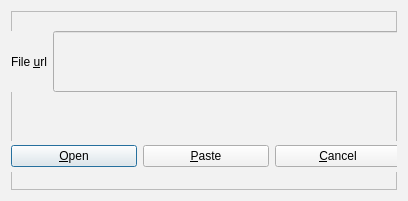
franco-ruggeri/write-together, file src/client/OpenFileUrl.ui: the form before one commit.
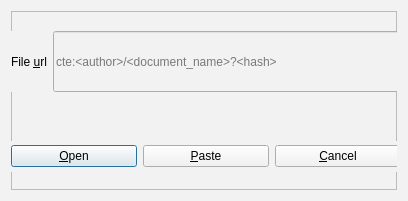
The form after the commit.

What changed in the file:
```diff
--- a/src/client/OpenFileUrl.ui
+++ b/src/client/OpenFileUrl.ui
@@ -95,6 +95,12 @@
            <verstretch>0</verstretch>
           </sizepolicy>
          </property>
+         <property name="inputMethodHints">
+          <set>Qt::ImhUrlCharactersOnly</set>
+         </property>
+         <property name="placeholderText">
+          <string>cte:&lt;author&gt;/&lt;document_name&gt;?&lt;hash&gt;</string>
+         </property>
         </widget>
        </item>
       </layout>
```
